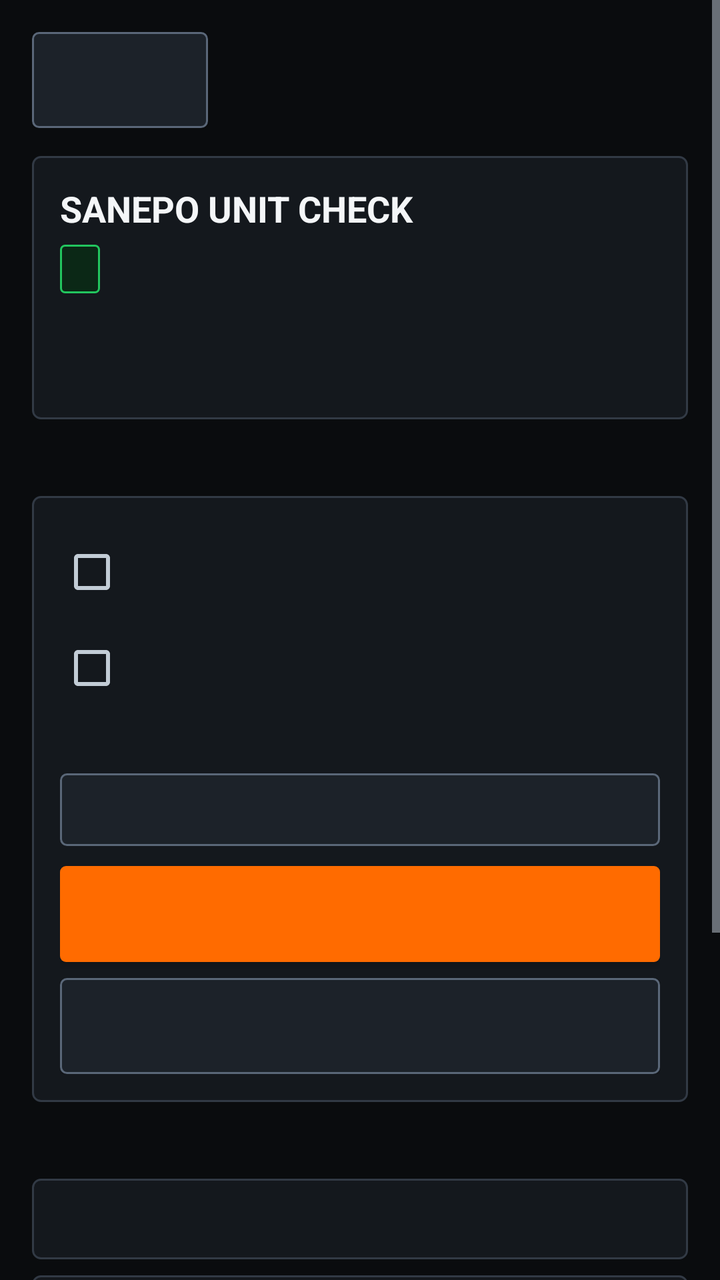
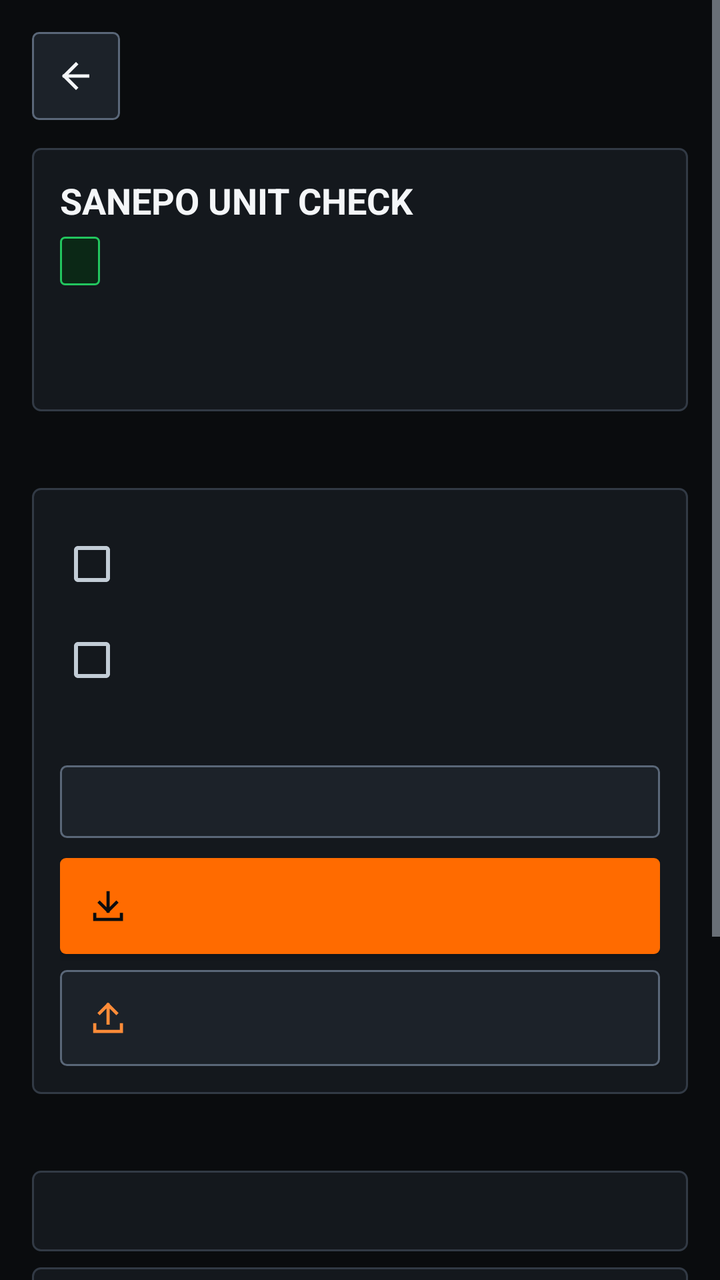

Compare the two renders of this Android layout. The source of the first and the diff that turns it into the second are given below.
<!-- AndroidManifest.xml: activity theme Theme.SanepoUnitCheck -->
<!-- res/layout/activity_about.xml -->
<?xml version="1.0" encoding="utf-8"?>
<ScrollView xmlns:android="http://schemas.android.com/apk/res/android"
    android:id="@+id/rootAbout"
    android:layout_width="match_parent"
    android:layout_height="match_parent"
    android:background="@color/bg_canvas"
    android:clipToPadding="false">

    <LinearLayout
        android:layout_width="match_parent"
        android:layout_height="wrap_content"
        android:orientation="vertical"
        android:padding="16dp">

        
        <LinearLayout
            android:layout_width="match_parent"
            android:layout_height="wrap_content"
            android:gravity="center_vertical"
            android:orientation="horizontal">

            <Button
                android:id="@+id/btnBackAbout"
                android:layout_width="wrap_content"
                android:layout_height="48dp"
                android:background="@drawable/bg_btn_secondary"
                android:focusable="true"
                android:paddingHorizontal="14dp"
                android:textColor="@color/text_primary" />

            <TextView
                android:id="@+id/tvAboutTitle"
                android:layout_width="0dp"
                android:layout_height="wrap_content"
                android:layout_marginStart="12dp"
                android:layout_weight="1"
                android:textColor="@color/text_primary"
                android:textSize="18sp"
                android:textStyle="bold" />
        </LinearLayout>

        
        <LinearLayout
            android:layout_width="match_parent"
            android:layout_height="wrap_content"
            android:layout_marginTop="14dp"
            android:background="@drawable/bg_card_sharp"
            android:orientation="vertical"
            android:padding="14dp">

            <TextView
                android:id="@+id/tvAppIdentityTitle"
                android:layout_width="match_parent"
                android:layout_height="wrap_content"
                android:text="SANEPO UNIT CHECK"
                android:textColor="@color/text_primary"
                android:textSize="18sp"
                android:textStyle="bold" />

            <TextView
                android:id="@+id/tvVersionBadge"
                style="@style/TechValueMono"
                android:layout_width="wrap_content"
                android:layout_height="wrap_content"
                android:layout_marginTop="6dp"
                android:background="@drawable/bg_badge_pass"
                android:paddingHorizontal="10dp"
                android:paddingVertical="4dp"
                android:textColor="@color/status_pass_fg"
                android:textSize="12sp"
                android:textStyle="bold" />

            <TextView
                android:id="@+id/tvDeveloperMeta"
                style="@style/TechValueMono"
                android:layout_width="match_parent"
                android:layout_height="wrap_content"
                android:layout_marginTop="10dp"
                android:lineSpacingExtra="4dp"
                android:textColor="@color/text_primary"
                android:textSize="12sp" />

            <TextView
                android:id="@+id/tvBuildTechMeta"
                style="@style/TechValueMono"
                android:layout_width="match_parent"
                android:layout_height="wrap_content"
                android:layout_marginTop="8dp"
                android:lineSpacingExtra="3dp"
                android:textColor="@color/text_secondary"
                android:textSize="11sp" />
        </LinearLayout>

        
        <TextView
            android:id="@+id/tvUpdateHeader"
            style="@style/TechSectionHeader"
            android:layout_width="match_parent"
            android:layout_height="wrap_content"
            android:layout_marginTop="16dp" />

        <LinearLayout
            android:layout_width="match_parent"
            android:layout_height="wrap_content"
            android:layout_marginTop="6dp"
            android:background="@drawable/bg_card_sharp"
            android:orientation="vertical"
            android:padding="14dp">

            <CheckBox
                android:id="@+id/cbAutoCheckUpdate"
                android:layout_width="match_parent"
                android:layout_height="wrap_content"
                android:minHeight="48dp"
                android:textColor="@color/text_primary"
                android:textSize="13sp" />

            <CheckBox
                android:id="@+id/cbIncludePreRelease"
                android:layout_width="match_parent"
                android:layout_height="wrap_content"
                android:minHeight="48dp"
                android:textColor="@color/text_primary"
                android:textSize="13sp" />

            <TextView
                android:id="@+id/tvInstallerPermState"
                style="@style/TechValueMono"
                android:layout_width="match_parent"
                android:layout_height="wrap_content"
                android:layout_marginTop="4dp"
                android:textColor="@color/text_secondary"
                android:textSize="11sp" />

            <Button
                android:id="@+id/btnGrantInstallPerm"
                android:layout_width="match_parent"
                android:layout_height="48dp"
                android:layout_marginTop="8dp"
                android:background="@drawable/bg_badge_warn"
                android:focusable="true"
                android:textColor="@color/status_warn_fg"
                android:textSize="12sp"
                android:textStyle="bold"
                android:visibility="gone" />

            <TextView
                android:id="@+id/tvUpdateStatus"
                style="@style/TechValueMono"
                android:layout_width="match_parent"
                android:layout_height="wrap_content"
                android:layout_marginTop="10dp"
                android:background="@drawable/bg_control_well"
                android:lineSpacingExtra="4dp"
                android:padding="10dp"
                android:textColor="@color/text_primary"
                android:textSize="12sp" />

            <ProgressBar
                android:id="@+id/pbUpdateDownload"
                style="?android:attr/progressBarStyleHorizontal"
                android:layout_width="match_parent"
                android:layout_height="8dp"
                android:layout_marginTop="8dp"
                android:max="100"
                android:progress="0"
                android:progressTint="@color/accent_amber"
                android:visibility="gone" />

            <Button
                android:id="@+id/btnCheckUpdateNow"
                android:layout_width="match_parent"
                android:layout_height="48dp"
                android:layout_marginTop="10dp"
                android:background="@drawable/bg_btn_primary"
                android:focusable="true"
                android:textColor="@color/text_on_accent"
                android:textStyle="bold" />

            <Button
                android:id="@+id/btnDownloadInstallUpdate"
                android:layout_width="match_parent"
                android:layout_height="48dp"
                android:layout_marginTop="8dp"
                android:background="@drawable/bg_badge_pass"
                android:focusable="true"
                android:textColor="@color/status_pass_fg"
                android:textStyle="bold"
                android:visibility="gone" />

            <Button
                android:id="@+id/btnOpenGithubReleases"
                android:layout_width="match_parent"
                android:layout_height="48dp"
                android:layout_marginTop="8dp"
                android:background="@drawable/bg_btn_secondary"
                android:focusable="true"
                android:textColor="@color/accent_amber_text"
                android:textSize="12sp"
                android:textStyle="bold" />
        </LinearLayout>

        
        <TextView
            android:id="@+id/tvTechRefHeader"
            style="@style/TechSectionHeader"
            android:layout_width="match_parent"
            android:layout_height="wrap_content"
            android:layout_marginTop="16dp" />

        <TextView
            android:id="@+id/tvFieldThresholds"
            style="@style/TechValueMono"
            android:layout_width="match_parent"
            android:layout_height="wrap_content"
            android:layout_marginTop="6dp"
            android:background="@drawable/bg_card_sharp"
            android:lineSpacingExtra="4dp"
            android:padding="12dp"
            android:textColor="@color/text_secondary"
            android:textSize="12sp" />

        <TextView
            android:id="@+id/tvPrivacyAudit"
            style="@style/TechValueMono"
            android:layout_width="match_parent"
            android:layout_height="wrap_content"
            android:layout_marginTop="8dp"
            android:background="@drawable/bg_card_sharp"
            android:lineSpacingExtra="4dp"
            android:padding="12dp"
            android:textColor="@color/text_secondary"
            android:textSize="12sp" />

        
        <TextView
            android:id="@+id/tvMaintHeader"
            style="@style/TechSectionHeader"
            android:layout_width="match_parent"
            android:layout_height="wrap_content"
            android:layout_marginTop="16dp" />

        <LinearLayout
            android:layout_width="match_parent"
            android:layout_height="wrap_content"
            android:layout_marginTop="6dp"
            android:background="@drawable/bg_card_sharp"
            android:orientation="vertical"
            android:padding="12dp">

            <TextView
                android:id="@+id/tvCacheUsage"
                style="@style/TechValueMono"
                android:layout_width="match_parent"
                android:layout_height="wrap_content"
                android:textColor="@color/text_secondary"
                android:textSize="12sp" />

            <LinearLayout
                android:layout_width="match_parent"
                android:layout_height="wrap_content"
                android:layout_marginTop="10dp"
                android:orientation="horizontal">

                <Button
                    android:id="@+id/btnClearAppCache"
                    android:layout_width="0dp"
                    android:layout_height="48dp"
                    android:layout_weight="1"
                    android:background="@drawable/bg_btn_secondary"
                    android:focusable="true"
                    android:textColor="@color/text_primary"
                    android:textSize="12sp" />

                <Button
                    android:id="@+id/btnCopyBuildInfo"
                    android:layout_width="0dp"
                    android:layout_height="48dp"
                    android:layout_marginStart="8dp"
                    android:layout_weight="1"
                    android:background="@drawable/bg_btn_secondary"
                    android:focusable="true"
                    android:textColor="@color/text_primary"
                    android:textSize="12sp" />
            </LinearLayout>
        </LinearLayout>

        
        <TextView
            android:id="@+id/tvAboutFooter"
            android:layout_width="match_parent"
            android:layout_height="wrap_content"
            android:layout_marginTop="20dp"
            android:layout_marginBottom="10dp"
            android:gravity="center"
            android:lineSpacingExtra="4dp"
            android:textColor="@color/text_secondary"
            android:textSize="13sp"
            android:textStyle="bold" />

    </LinearLayout>
</ScrollView>
<!-- resources referenced by this layout -->
<resources>
  <color name="accent_amber">#FF6B00</color>
  <color name="accent_amber_text">#FF8C38</color>
  <color name="bg_canvas">#0A0C0E</color>
  <color name="status_pass_fg">#4ADE80</color>
  <color name="status_warn_fg">#FBBF24</color>
  <color name="text_on_accent">#0A0C0E</color>
  <color name="text_primary">#F4F6F8</color>
  <color name="text_secondary">#C2CCD6</color>
  <style name="TechSectionHeader">
          <item name="android:textSize">12sp</item>
          <item name="android:textStyle">bold</item>
          <item name="android:textColor">@color/accent_amber_text</item>
          <item name="android:letterSpacing">0.08</item>
      </style>
  <style name="TechValueMono">
          <item name="android:fontFamily">monospace</item>
          <item name="android:textColor">@color/text_primary</item>
          <item name="android:textSize">13sp</item>
      </style>
  <color name="status_pass_bg">#0B2816</color>
  <color name="status_pass_border">#22C55E</color>
  <color name="status_warn_bg">#2B1F06</color>
  <color name="status_warn_border">#D97706</color>
  <color name="accent_amber_pressed">#E05D00</color>
  <color name="bg_well">#1C2229</color>
  <color name="border_focus">#FF8533</color>
  <color name="bg_well_pressed">#27303A</color>
  <color name="border_control">#5A6778</color>
  <color name="bg_surface">#14181D</color>
  <color name="border_sharp">#323A45</color>
  <!-- unchanged entries left out for length: 7 -->
</resources>

<!-- the commit's change to res/layout/activity_about.xml (unified diff, before → after) -->
@@ -1,5 +1,6 @@
 <?xml version="1.0" encoding="utf-8"?>
 <ScrollView xmlns:android="http://schemas.android.com/apk/res/android"
+    xmlns:app="http://schemas.android.com/apk/res-auto"
     android:id="@+id/rootAbout"
     android:layout_width="match_parent"
     android:layout_height="match_parent"
@@ -19,14 +20,17 @@
             android:gravity="center_vertical"
             android:orientation="horizontal">
 
-            <Button
+            <ImageButton
                 android:id="@+id/btnBackAbout"
-                android:layout_width="wrap_content"
-                android:layout_height="48dp"
+                android:layout_width="44dp"
+                android:layout_height="44dp"
                 android:background="@drawable/bg_btn_secondary"
-                android:focusable="true"
-                android:paddingHorizontal="14dp"
-                android:textColor="@color/text_primary" />
+                android:contentDescription="Back"
+                android:focusable="true"
+                android:padding="11dp"
+                android:scaleType="centerInside"
+                android:src="@drawable/ic_back"
+                app:tint="@color/text_primary" />
 
             <TextView
                 android:id="@+id/tvAboutTitle"
@@ -173,9 +177,14 @@
                 android:layout_height="48dp"
                 android:layout_marginTop="10dp"
                 android:background="@drawable/bg_btn_primary"
-                android:focusable="true"
+                android:drawablePadding="8dp"
+                android:focusable="true"
+                android:gravity="center"
+                android:paddingHorizontal="14dp"
                 android:textColor="@color/text_on_accent"
-                android:textStyle="bold" />
+                android:textStyle="bold"
+                app:drawableStartCompat="@drawable/ic_cloud_update"
+                app:drawableTint="@color/text_on_accent" />
 
             <Button
                 android:id="@+id/btnDownloadInstallUpdate"
@@ -183,10 +192,15 @@
                 android:layout_height="48dp"
                 android:layout_marginTop="8dp"
                 android:background="@drawable/bg_badge_pass"
-                android:focusable="true"
+                android:drawablePadding="8dp"
+                android:focusable="true"
+                android:gravity="center"
+                android:paddingHorizontal="14dp"
                 android:textColor="@color/status_pass_fg"
                 android:textStyle="bold"
-                android:visibility="gone" />
+                android:visibility="gone"
+                app:drawableStartCompat="@drawable/ic_cloud_update"
+                app:drawableTint="@color/status_pass_fg" />
 
             <Button
                 android:id="@+id/btnOpenGithubReleases"
@@ -194,10 +208,15 @@
                 android:layout_height="48dp"
                 android:layout_marginTop="8dp"
                 android:background="@drawable/bg_btn_secondary"
-                android:focusable="true"
+                android:drawablePadding="8dp"
+                android:focusable="true"
+                android:gravity="center"
+                android:paddingHorizontal="14dp"
                 android:textColor="@color/accent_amber_text"
                 android:textSize="12sp"
-                android:textStyle="bold" />
+                android:textStyle="bold"
+                app:drawableStartCompat="@drawable/ic_share_export"
+                app:drawableTint="@color/accent_amber_text" />
         </LinearLayout>
 
         
@@ -268,9 +287,14 @@
                     android:layout_height="48dp"
                     android:layout_weight="1"
                     android:background="@drawable/bg_btn_secondary"
+                    android:drawablePadding="6dp"
                     android:focusable="true"
+                    android:gravity="center"
+                    android:paddingHorizontal="10dp"
                     android:textColor="@color/text_primary"
-                    android:textSize="12sp" />
+                    android:textSize="12sp"
+                    app:drawableStartCompat="@drawable/ic_reset_bin"
+                    app:drawableTint="@color/text_secondary" />
 
                 <Button
                     android:id="@+id/btnCopyBuildInfo"
@@ -279,9 +303,14 @@
                     android:layout_marginStart="8dp"
                     android:layout_weight="1"
                     android:background="@drawable/bg_btn_secondary"
+                    android:drawablePadding="6dp"
                     android:focusable="true"
+                    android:gravity="center"
+                    android:paddingHorizontal="10dp"
                     android:textColor="@color/text_primary"
-                    android:textSize="12sp" />
+                    android:textSize="12sp"
+                    app:drawableStartCompat="@drawable/ic_copy_clip"
+                    app:drawableTint="@color/text_secondary" />
             </LinearLayout>
         </LinearLayout>
 
<!-- resource entries referenced after the edit -->
@@ -8,6 +8,76 @@
   <color name="text_on_accent">#0A0C0E</color>
   <color name="text_primary">#F4F6F8</color>
   <color name="text_secondary">#C2CCD6</color>
+  <!-- drawable ic_back (drawable) -->
+  <?xml version="1.0" encoding="utf-8"?>
+  <vector xmlns:android="http://schemas.android.com/apk/res/android"
+      android:width="20dp"
+      android:height="20dp"
+      android:viewportWidth="24"
+      android:viewportHeight="24">
+      <path
+          android:pathData="M19,12 H5 M12,5 L5,12 L12,19"
+          android:strokeColor="#FFFFFF"
+          android:strokeLineCap="square"
+          android:strokeLineJoin="miter"
+          android:strokeWidth="2" />
+  </vector>
+  <!-- drawable ic_cloud_update (drawable) -->
+  <?xml version="1.0" encoding="utf-8"?>
+  <vector xmlns:android="http://schemas.android.com/apk/res/android"
+      android:width="20dp"
+      android:height="20dp"
+      android:viewportWidth="24"
+      android:viewportHeight="24">
+      <path
+          android:pathData="M12,4 V15 M7,10 L12,15 L17,10 M4,17 V20 H20 V17"
+          android:strokeColor="#FFFFFF"
+          android:strokeLineCap="square"
+          android:strokeLineJoin="miter"
+          android:strokeWidth="1.9" />
+  </vector>
+  <!-- drawable ic_copy_clip (drawable) -->
+  <?xml version="1.0" encoding="utf-8"?>
+  <vector xmlns:android="http://schemas.android.com/apk/res/android"
+      android:width="20dp"
+      android:height="20dp"
+      android:viewportWidth="24"
+      android:viewportHeight="24">
+      <path
+          android:pathData="M8,8 H19 V21 H8 Z M5,16 H4 V3 H15 V5"
+          android:strokeColor="#FFFFFF"
+          android:strokeLineCap="square"
+          android:strokeLineJoin="miter"
+          android:strokeWidth="1.8" />
+  </vector>
+  <!-- drawable ic_reset_bin (drawable) -->
+  <?xml version="1.0" encoding="utf-8"?>
+  <vector xmlns:android="http://schemas.android.com/apk/res/android"
+      android:width="20dp"
+      android:height="20dp"
+      android:viewportWidth="24"
+      android:viewportHeight="24">
+      <path
+          android:pathData="M4,4 V9 H9 M4.5,9 A8.5,8.5 0 1,1 5,15.5"
+          android:strokeColor="#FFFFFF"
+          android:strokeLineCap="square"
+          android:strokeLineJoin="miter"
+          android:strokeWidth="1.9" />
+  </vector>
+  <!-- drawable ic_share_export (drawable) -->
+  <?xml version="1.0" encoding="utf-8"?>
+  <vector xmlns:android="http://schemas.android.com/apk/res/android"
+      android:width="20dp"
+      android:height="20dp"
+      android:viewportWidth="24"
+      android:viewportHeight="24">
+      <path
+          android:pathData="M12,15 V4 M7,9 L12,4 L17,9 M4,16 V20 H20 V16"
+          android:strokeColor="#FFFFFF"
+          android:strokeLineCap="square"
+          android:strokeLineJoin="miter"
+          android:strokeWidth="1.9" />
+  </vector>
   <style name="TechSectionHeader">
           <item name="android:textSize">12sp</item>
           <item name="android:textStyle">bold</item>
